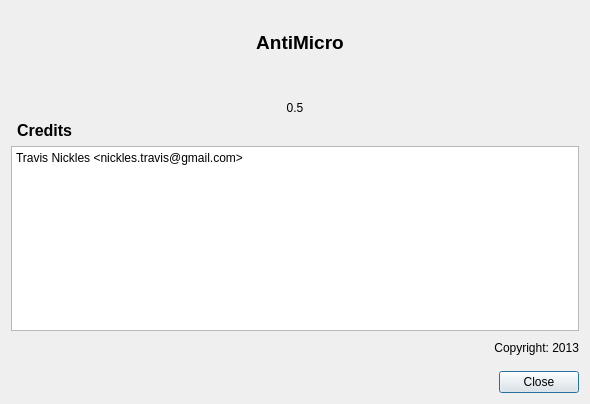
The window that aboutdialog.ui (AntiMicroX/antimicrox) describes before a commit, drawn with Qt 5.
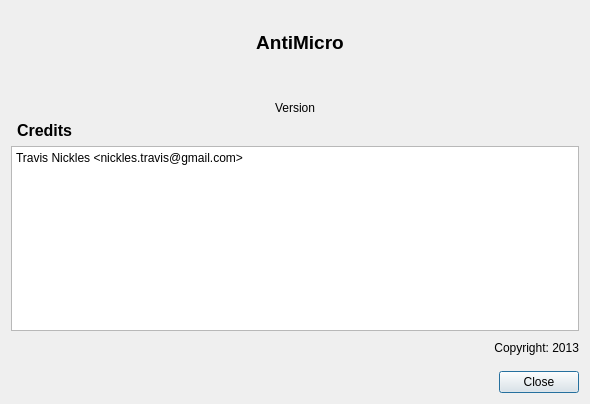
The same window after the commit. Icons and pictures are not drawn.

What changed in the file:
```diff
--- a/aboutdialog.ui
+++ b/aboutdialog.ui
@@ -109,7 +109,7 @@
       </sizepolicy>
      </property>
      <property name="text">
-      <string>0.5</string>
+      <string>Version</string>
      </property>
      <property name="alignment">
       <set>Qt::AlignCenter</set>
```
Left out of the diff: 4 changed lines with no effect on the pictures.
